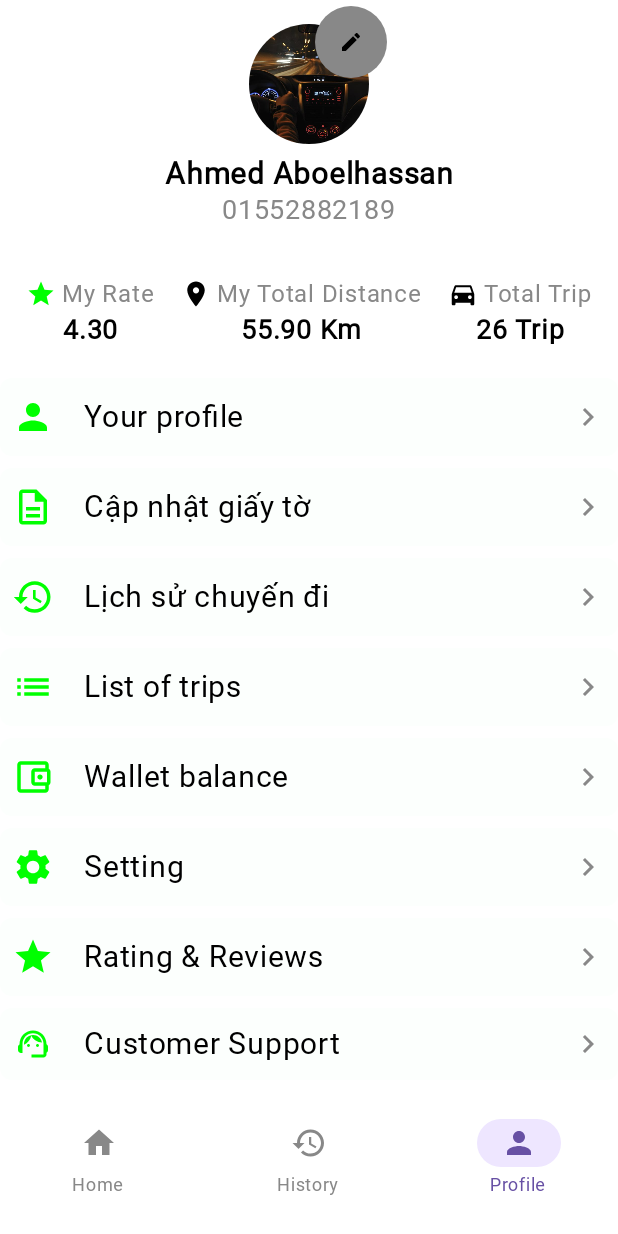
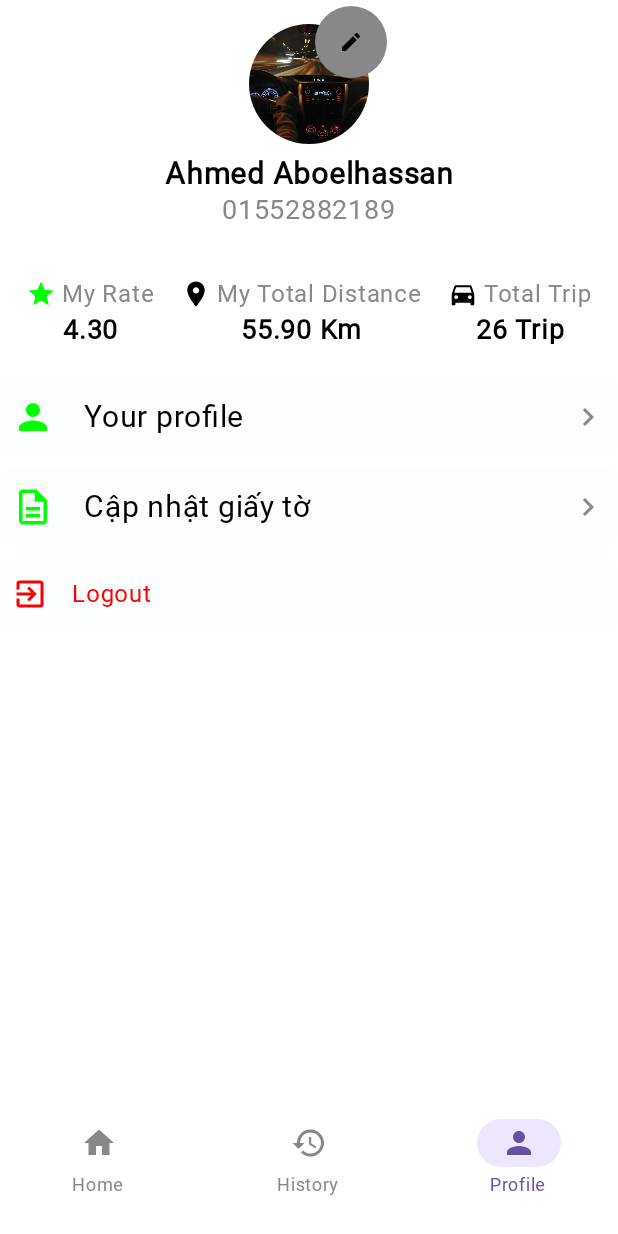
Before and after one commit to phamngocpho/rideconnect-app, an Android app built with Jetpack Compose: the DriverProfileScreen screen opened through its navigation route, on a phone screen of 412 x 824 dp. Run offline under Robolectric (Android 15) with nearby library versions, the phone set to English and light mode, and no system bars; our stand-ins replace Dagger/Hilt's generated code; libraries missing offline, so code that uses them is left out: com.google.mlkit.vision; Roboto replaces fonts that are not available here.

Commit message:
fix button logout

```diff
--- a/app/src/main/java/com/rideconnect/presentation/components/driver/MenuItems.kt
+++ b/app/src/main/java/com/rideconnect/presentation/components/driver/MenuItems.kt
@@ -45,17 +45,6 @@ fun ProfileMenuItems(
             text = "Cập nhật giấy tờ",
             onClick = onDocumentUpdateClick
         )
-        MenuItemRow(
-            icon = Icons.Default.History,
-            text = "Lịch sử chuyến đi",
-            onClick = onTripHistoryClick
-        )
-        MenuItemRow(icon = Icons.Default.List, text = "List of trips")
-        MenuItemRow(icon = Icons.Outlined.AccountBalanceWallet, text = "Wallet balance")
-        MenuItemRow(icon = Icons.Default.Settings, text = "Setting")
-        MenuItemRow(icon = Icons.Default.Star, text = "Rating & Reviews")
-        MenuItemRow(icon = Icons.Outlined.SupportAgent, text = "Customer Support")
-        MenuItemRow(icon = Icons.Outlined.Security, text = "Privacy Policy")
         LogoutButton(
             onLogoutClick = onLogoutClick
         )
```
